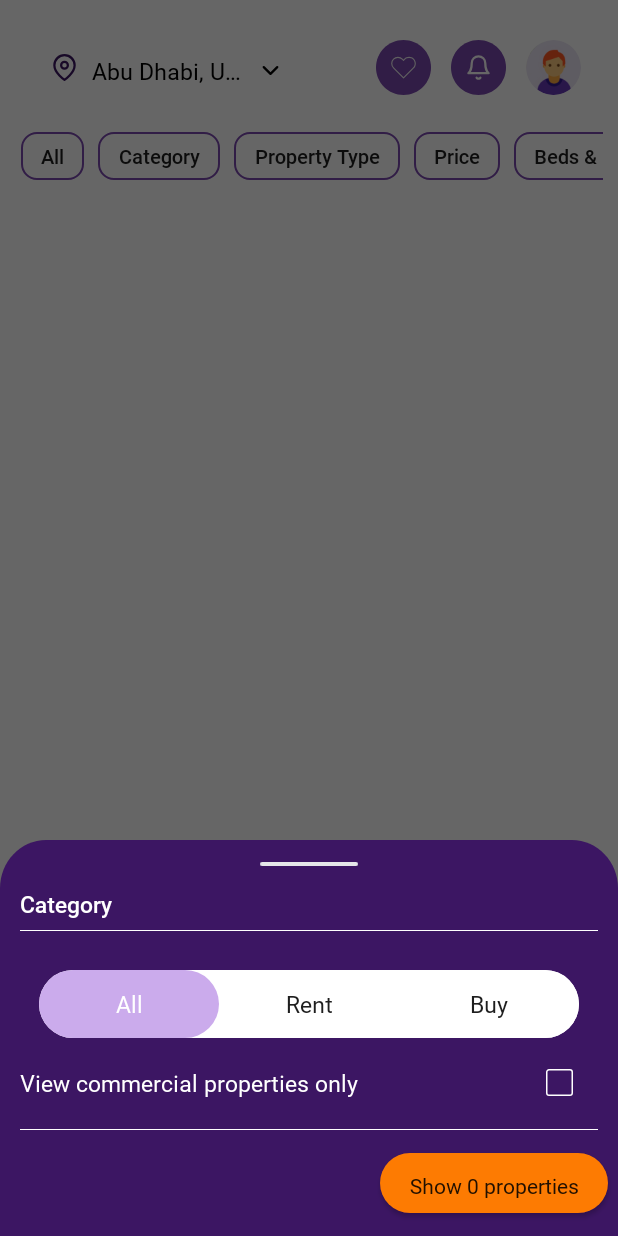
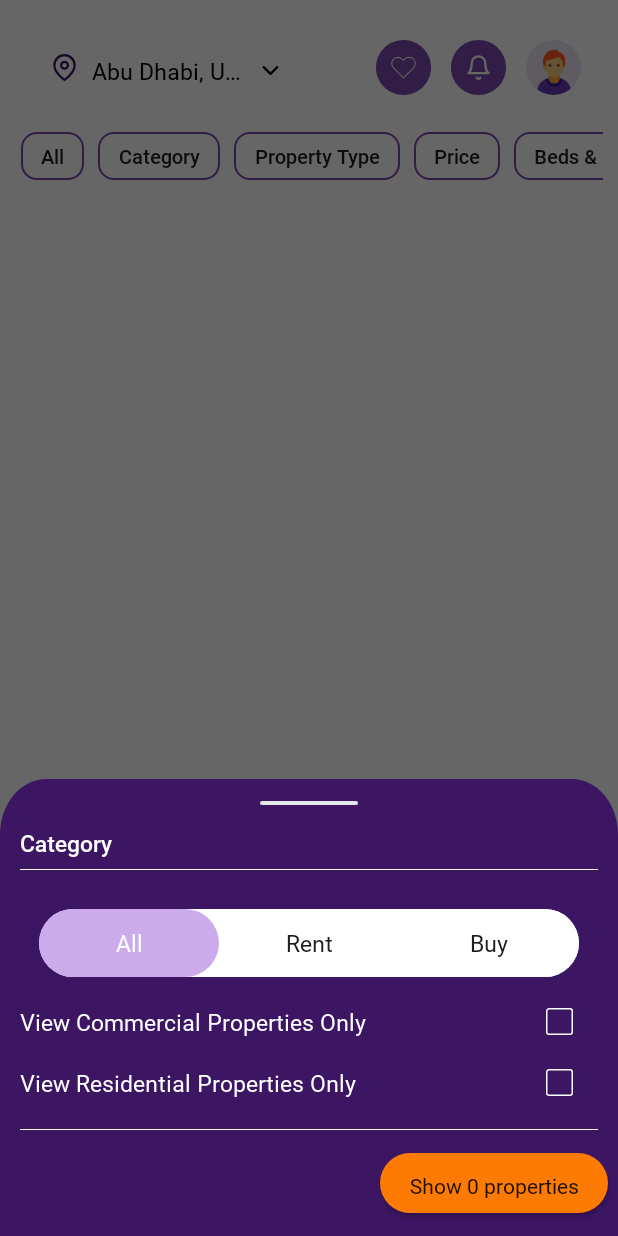
Before and after one commit to GulraizAsmat/A2AChat, an Android app built with Jetpack Compose: the PropertyListFragment screen opened through its navigation route, after a tap on "Category", on a phone screen of 412 x 824 dp. Run offline under Robolectric (Android 15) with nearby library versions, the phone set to English and light mode, and no system bars; our stand-ins replace CircleImageView, Firebase (no records; nobody signed in at launch, a user with empty details on screens opened directly), FlexboxLayout, Room's generated code, data binding and 1 more; pictures from the network do not load; 1 statement that could not run was skipped.

Commit message:
filter fixed

```diff
--- a/app/build.gradle
+++ b/app/build.gradle
@@ -14,8 +14,8 @@ android {
         applicationId "app.unduit.a2achatapp"
         minSdk 21
         targetSdk 33
-        versionCode 17
-        versionName "17.0_tesitng"
+        versionCode 18
+        versionName "18.0_tesitng"
 
         testInstrumentationRunner "androidx.test.runner.AndroidJUnitRunner"
     }
--- a/app/src/main/java/app/unduit/a2achatapp/fragments/PropertyListFragment.kt
+++ b/app/src/main/java/app/unduit/a2achatapp/fragments/PropertyListFragment.kt
@@ -67,6 +67,7 @@ class PropertyListFragment : Fragment(), AdapterListener {
     private var minPricePreviousPosition = 0
     private var maxPricePreviousPosition = 0
     var viewOnlyCommercialProperty = false
+    var viewOnlyResidenacialProperty = false
     var bedroomStr = ""
     var bathroomStr = ""
     var selectedPaymentPurpose=0   //all=0, buy=1, rent=2
@@ -522,12 +523,26 @@ class PropertyListFragment : Fragment(), AdapterListener {
 
 
                     propertyList.clear()
+                    propertyListFiltered.clear()
                     propertyList.addAll(list)
 
                     propertyListFiltered.addAll(propertyList)
 
 
 
+                    val list3 = propertyList.filter {
+                        it.purpose_type.equals("Residential", true)
+                    }
+                    val list4 = propertyList.filter {
+                        it.purpose_type.equals("Commercial", true)
+                    }
+
+
+
+
+                    Log.e("poasp12","Residential  :: "+list3.size)
+                    Log.e("poasp12","Commercial  :: "+list4.size)
+                    Log.e("poasp12","propertyListFiltered  :: "+propertyList.size)
                     val list2 = propertyList.filter {
                         it.post_type.equals("request", true)
                     }
@@ -803,9 +818,11 @@ class PropertyListFragment : Fragment(), AdapterListener {
         val buyTitle = view.findViewById<TextView>(R.id.buy_title)
         val requestTitle = view.findViewById<TextView>(R.id.request_title)
         val onlyCommercial = view.findViewById<AppCompatCheckBox>(R.id.cb_commercial)
+        val onlyResidencial = view.findViewById<AppCompatCheckBox>(R.id.cb_residence)
         val showBtn = view.findViewById<AppCompatButton>(R.id.show_btn)
 
         onlyCommercial.isChecked = viewOnlyCommercialProperty
+        onlyResidencial.isChecked = viewOnlyResidenacialProperty
 
         when (selectedCategory) {
             "All" -> {
@@ -1075,8 +1092,34 @@ class PropertyListFragment : Fragment(), AdapterListener {
             showBtn.text = "Show ${propertyListFiltered.size} properties"
         }
 
-        onlyCommercial.setOnCheckedChangeListener { _, b ->
-            viewOnlyCommercialProperty = b
+        onlyCommercial.setOnClickListener {
+
+            if(viewOnlyCommercialProperty){
+                viewOnlyCommercialProperty = false
+            }else {
+                viewOnlyCommercialProperty = true
+                viewOnlyResidenacialProperty = false
+                onlyResidencial.isChecked=false
+            }
+
+
+
+            filterCategory(selectedCategory, selectedPropertyType, selectedBed, selectedBath, selectedMinPrice, selectedMaxPrice)
+            showBtn.text = "Show ${propertyListFiltered.size} properties"
+        }
+
+        onlyResidencial.setOnClickListener {
+
+            if(viewOnlyResidenacialProperty){
+                viewOnlyResidenacialProperty = false
+            }else {
+                onlyCommercial.isChecked=false
+                viewOnlyResidenacialProperty = true
+                viewOnlyCommercialProperty = false
+            }
+
+
+
             filterCategory(selectedCategory, selectedPropertyType, selectedBed, selectedBath, selectedMinPrice, selectedMaxPrice)
             showBtn.text = "Show ${propertyListFiltered.size} properties"
         }
@@ -1105,6 +1148,13 @@ class PropertyListFragment : Fragment(), AdapterListener {
                     setSelection=true
                 }
                 propertyFilterList[1] = PropertyType(name = "Commercial | $titleShow", selected = setSelection)
+            }
+            else if(viewOnlyResidenacialProperty){
+                if(!setSelection){
+                    titleShow="All"
+                    setSelection=true
+                }
+                propertyFilterList[1] = PropertyType(name = "Residential | $titleShow", selected = setSelection)
             }
             else {
                 if(!setSelection) {
@@ -1314,7 +1364,7 @@ class PropertyListFragment : Fragment(), AdapterListener {
             selectedPostType="All"
             filterCategory(selectedCategory, selectedPropertyType, selectedBed, selectedBath, selectedMinPrice, selectedMaxPrice)
 
-            Log.e("Gul21","property"  +propertyListFiltered.size)
+            Log.e("filterCategory","property"  +propertyListFiltered.size)
 
 
             showBtn.text = "Show ${propertyListFiltered.size} properties"
@@ -1682,17 +1732,37 @@ class PropertyListFragment : Fragment(), AdapterListener {
             }
             propertyListFiltered.clear()
             propertyListFiltered.addAll(list)
-        } else {
+        } else if(viewOnlyResidenacialProperty){
             val list = list.filter {
                 it.purpose_type.equals("Residential", true)
             }
             propertyListFiltered.clear()
             propertyListFiltered.addAll(list)
             Log.e("Gul21","filterPropertyCategory "+propertyListFiltered.size)
+        }else {
+
+            if(selectedPostType=="All") {
+                val list = propertyList.filter {
+                    it.purpose_type.equals(
+                        "Residential",
+                        true
+                    ) || it.purpose_type.equals("Commercial", true)
+                }
+                propertyListFiltered.clear()
+                propertyListFiltered.addAll(list)
+                Log.e("Gul21", "propertyListFiltered " + list.size)
+            }
         }
     }
     private fun filterCategory(category: String, type: String, beds: String, baths: String, minPrice: String, maxPrice: String) {
 
+
+        Log.e("filterCategory", "category :: $category")
+        Log.e("filterCategory", "type :: $type")
+        Log.e("filterCategory", "beds :: $beds")
+        Log.e("filterCategory", "baths :: $baths")
+        Log.e("filterCategory", "minPrice :: $minPrice")
+        Log.e("filterCategory", "maxPrice :: $maxPrice")
 
         when (selectedPostType) {
             "request" -> {
@@ -1718,23 +1788,23 @@ class PropertyListFragment : Fragment(), AdapterListener {
 
             }
             else -> {
-                propertyListFiltered.clear()
+//                propertyListFiltered.clear()
                 Log.e("Gul21","ALL "+propertyListFiltered.size)
                 val list = propertyList.filter {
-                    it.post_type.equals("property", true) && it.post_type=="request"
-                }
+                    it.post_type.equals("property", true) ||  it.post_type.equals("request", true)
+                }
+                propertyListFiltered.clear()
                 propertyListFiltered.addAll(list)
-                Log.e("Gul21","propertyListFiltered "+propertyListFiltered.size)
+                Log.e("Gul21","propertyListFiltered "+list.size)
                 filterPropertyCategory(propertyListFiltered)
-                propertyListFiltered.clear()
-                propertyListFiltered.addAll(propertyList)
-                filterPropertyCategory(propertyListFiltered)
-            }
-        }
-
-
-
-        Log.e("Gul21", "category $category")
+//                propertyListFiltered.clear()
+//                propertyListFiltered.addAll(propertyList)
+//                filterPropertyCategory(propertyListFiltered)
+            }
+        }
+
+
+
 
 
         when (category) {
@@ -1746,7 +1816,20 @@ class PropertyListFragment : Fragment(), AdapterListener {
                     }
                     propertyListFiltered.clear()
                     propertyListFiltered.addAll(list)
-                } else {
+                } else  if(viewOnlyResidenacialProperty){
+
+//                    propertyListFiltered.forEach {
+//
+//                        Log.e("Gul21","purpose_type "+ it.purpose_type)
+//                    }
+
+
+                    val list = propertyListFiltered.filter {
+                        it.purpose_type.equals("Commercial", true)
+                    }
+//                    propertyListFiltered.clear()
+//                    propertyListFiltered.addAll(list)
+                    Log.e("Gul21","viewOnlyResidenacialProperty "+list.size)
 //                    propertyListFiltered.clear()
 //                    propertyListFiltered.addAll(propertyList)
                 }
--- a/app/src/main/res/layout/item_bottomsheet_for_rent.xml
+++ b/app/src/main/res/layout/item_bottomsheet_for_rent.xml
@@ -194,11 +194,25 @@
         android:fontFamily="@font/roboto_regular"
         android:textColor="@color/color_white_shade_1"
         android:textSize="@dimen/_12sdp"
-        android:text="View commercial properties only"
+        android:text="View Commercial Properties Only"
         app:layout_constraintStart_toStartOf="parent"
         app:layout_constraintTop_toBottomOf="@+id/constraintLayout12"
         tools:ignore="MissingConstraints" />
 
+
+    <TextView
+        android:id="@+id/view_residence_title"
+        android:layout_width="wrap_content"
+        android:layout_height="wrap_content"
+        android:layout_marginHorizontal="@dimen/_10sdp"
+        android:layout_marginVertical="@dimen/_15sdp"
+        android:fontFamily="@font/roboto_regular"
+        android:textColor="@color/color_white_shade_1"
+        android:textSize="@dimen/_12sdp"
+        android:text="View Residential Properties Only"
+        app:layout_constraintStart_toStartOf="parent"
+        app:layout_constraintTop_toBottomOf="@+id/view_commercial_title"
+        tools:ignore="MissingConstraints" />
 
     <androidx.appcompat.widget.AppCompatCheckBox
         android:id="@+id/cb_commercial"
@@ -212,6 +226,19 @@
         app:layout_constraintEnd_toEndOf="parent"
         app:layout_constraintTop_toTopOf="@+id/view_commercial_title" />
 
+
+
+    <androidx.appcompat.widget.AppCompatCheckBox
+        android:id="@+id/cb_residence"
+        android:layout_width="wrap_content"
+        android:layout_height="wrap_content"
+        android:button="@drawable/selector_checkbox"
+        android:fontFamily="@font/roboto_regular"
+        android:paddingStart="@dimen/_4sdp"
+        android:textColor="@drawable/selector_checkbox_text_color"
+        app:layout_constraintBottom_toBottomOf="@+id/view_residence_title"
+        app:layout_constraintEnd_toEndOf="parent"
+        app:layout_constraintTop_toTopOf="@+id/view_residence_title" />
 
     <androidx.appcompat.widget.AppCompatButton
         android:id="@+id/show_btn"
@@ -237,7 +264,7 @@
         android:layout_marginHorizontal="@dimen/_10sdp"
         android:layout_marginVertical="@dimen/_5ssp"
         android:background="@color/white"
-        app:layout_constraintTop_toBottomOf="@+id/cb_commercial"
+        app:layout_constraintTop_toBottomOf="@+id/cb_residence"
         tools:ignore="MissingConstraints"
         tools:layout_editor_absoluteX="13dp" />
 </androidx.constraintlayout.widget.ConstraintLayout>
```
